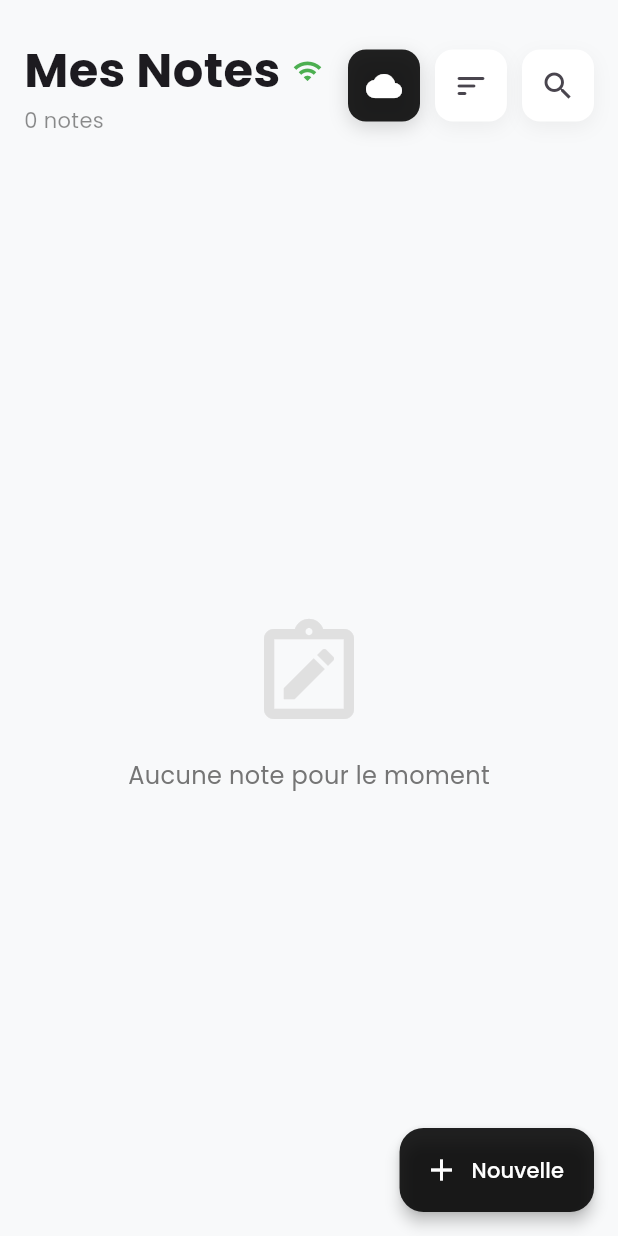
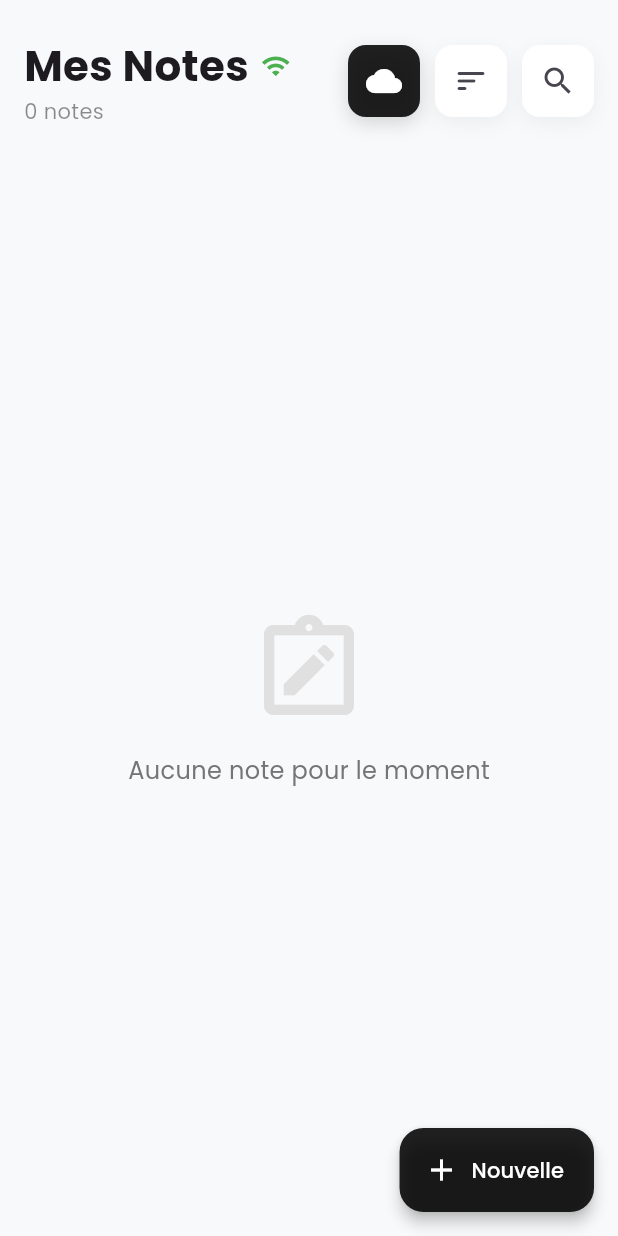
Before and after one commit to mnajem-dev/bloc-notes-app, a Flutter app: the screen it shows after launch, on a phone screen of 412 x 824 dp. Run offline on Flutter 3.47's test engine with Material 3 defaults, Android fonts, the phone set to English and light mode, and no system bars; our stand-ins replace cloud_firestore, connectivity_plus, firebase_core, google_fonts, shared_preferences; accounts and stored records are empty.

Commit message:
feat: update home page

```diff
--- a/lib/pages/home_page.dart
+++ b/lib/pages/home_page.dart
@@ -155,16 +155,20 @@ class _HomePageState extends State<HomePage> {
               Row(
                 mainAxisAlignment: MainAxisAlignment.spaceBetween,
                 children: [
-                  Column(
+                  Expanded(
+                    child: Column(
                       crossAxisAlignment: CrossAxisAlignment.start,
                       children: [
                         Row(
                           children: [
-                          const Text(
+                            const Flexible(
+                              child: Text(
                                 'Mes Notes',
                                 style: TextStyle(
-                              fontSize: 32,
+                                  fontSize: 28,
                                   fontWeight: FontWeight.bold,
+                                ),
+                                overflow: TextOverflow.ellipsis,
                               ),
                             ),
                             const SizedBox(width: 8),
@@ -187,6 +191,8 @@ class _HomePageState extends State<HomePage> {
                         ),
                       ],
                     ),
+                  ),
+                  const SizedBox(width: 8),
                   Row(
                     children: [
                       // API button
```
Lines whose indentation alone changed are shown as unchanged.
